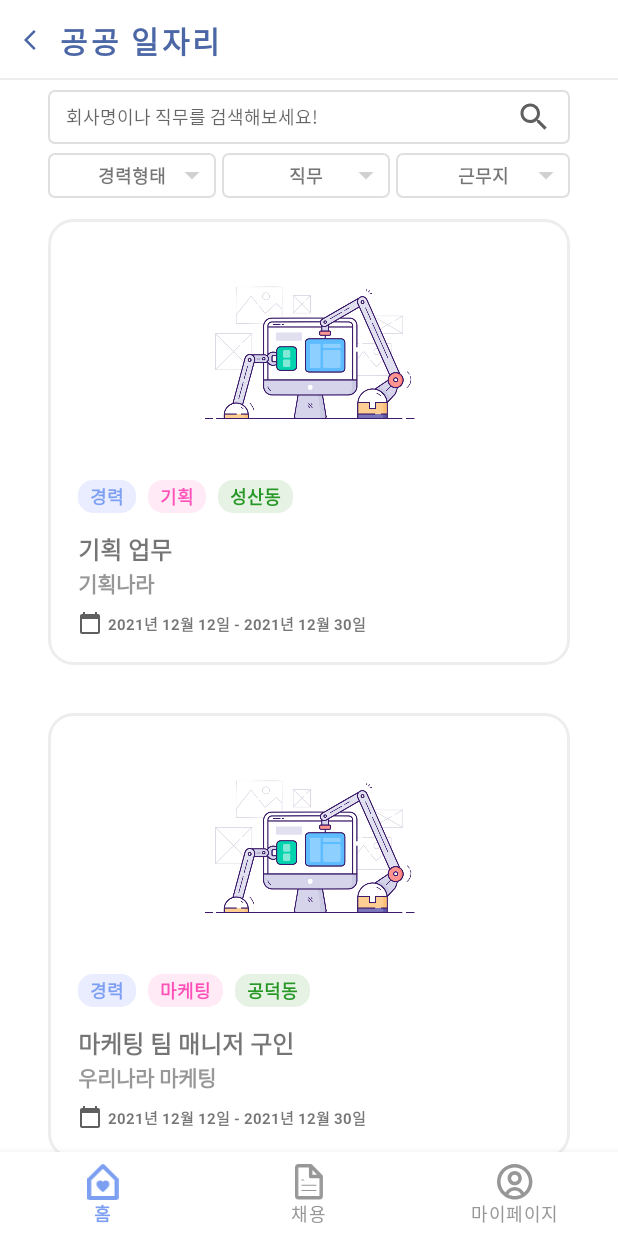
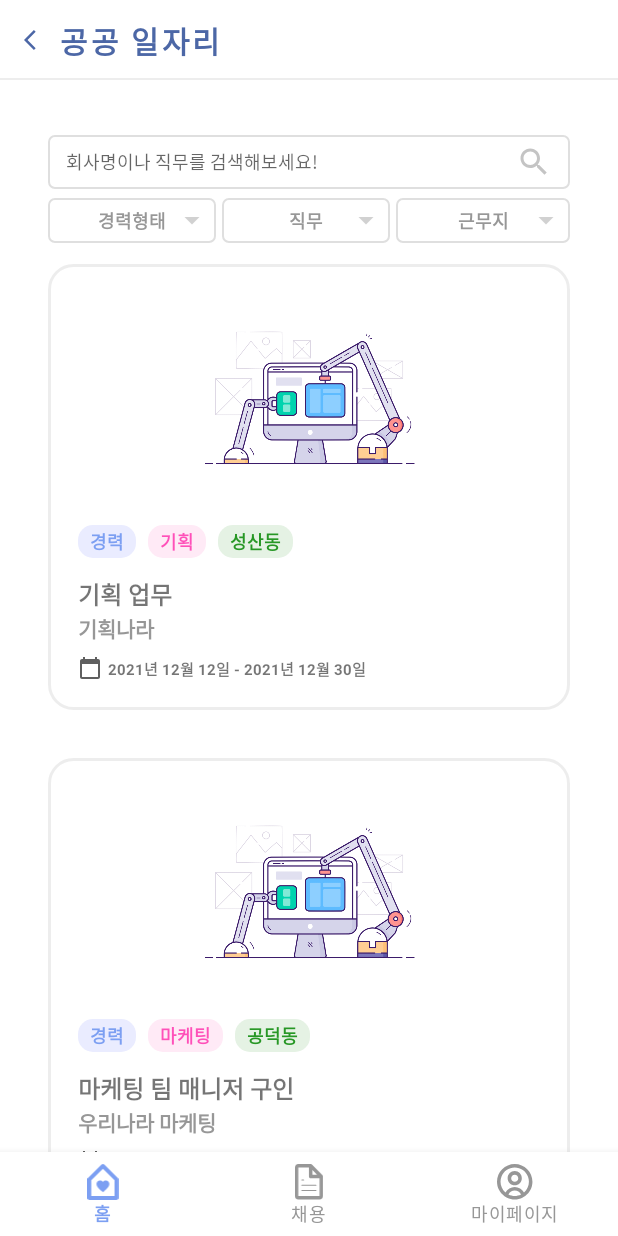
Before and after one commit to MapoTenTeam/APP, an Android app: the Employment_01_01 screen opened through its navigation route, on a phone screen of 412 x 824 dp. Run offline under Robolectric (Android 15) with nearby library versions, the phone set to English and light mode, and no system bars; our stand-ins replace navigation-ui.

Commit message:
STYLE : searchInput icon

```diff
--- /dev/null
+++ b/MapoTen/app/src/main/res/color/employment_search_icon.xml
@@ -0,0 +1,5 @@
+<?xml version="1.0" encoding="utf-8"?>
+<selector xmlns:android="http://schemas.android.com/apk/res/android">
+    <item android:color="@color/main_skyBlue" android:state_focused="true" />
+    <item android:color="@color/text_lightGrey" android:state_focused="false" />
+</selector>
--- a/MapoTen/app/src/main/res/layout/fragment_employment_01_01.xml
+++ b/MapoTen/app/src/main/res/layout/fragment_employment_01_01.xml
@@ -32,7 +32,7 @@
         android:layout_width="match_parent"
         android:layout_height="match_parent"
         android:layout_marginHorizontal="@dimen/margin_32"
-        android:layout_marginTop="60dp"
+        android:layout_marginTop="90dp"
         tools:context=".MainActivity">
 
         <EditText
@@ -41,6 +41,7 @@
             android:layout_height="36dp"
             android:background="@drawable/bg_serach_input"
             android:drawableRight="@drawable/ic_search_24"
+            android:drawableTint="@color/employment_search_icon"
             android:hint="회사명이나 직무를 검색해보세요!"
             android:paddingHorizontal="@dimen/padding_12"
             android:paddingVertical="@dimen/padding_4"
--- a/MapoTen/app/src/main/res/layout/item_spinner.xml
+++ b/MapoTen/app/src/main/res/layout/item_spinner.xml
@@ -12,6 +12,7 @@
         android:layout_height="30dp"
         android:layout_marginHorizontal="16dp"
         android:textSize="12sp"
+        android:textColor="@color/text_middleGrey"
         android:textStyle="bold"
         android:textAlignment="center"
         android:gravity="center_vertical"
```
